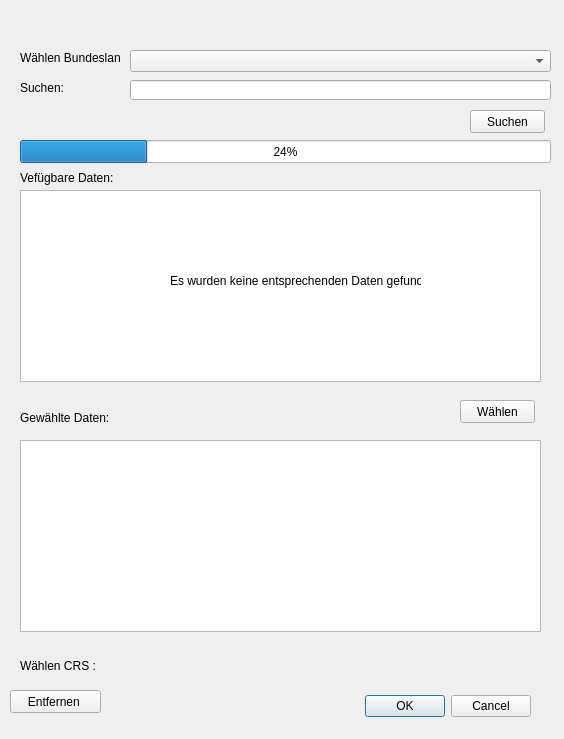
Before: the Qt Designer form geodatabase/Geodatabase_dialog_base.ui in tomreal180/QGIS-Geodatabase, drawn with Qt 5.
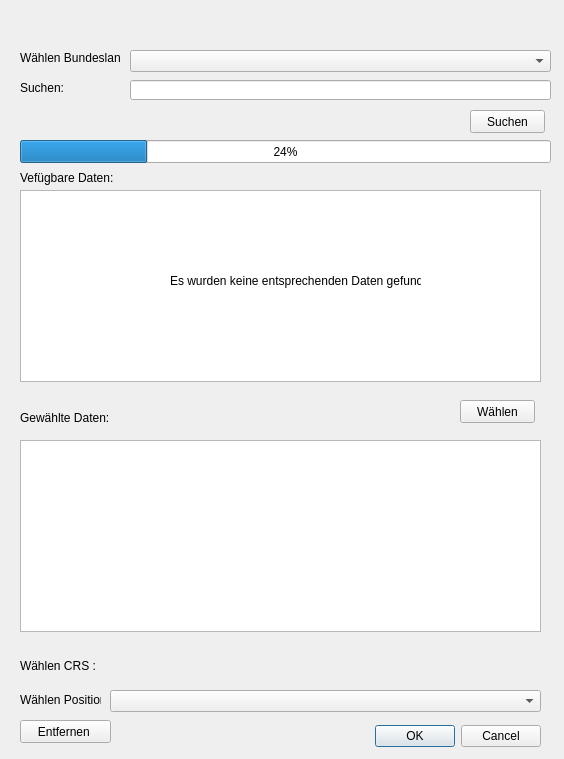
After: the same form once the commit is applied. Custom widgets are drawn as their Qt base class.

What changed in the file:
```diff
--- a/geodatabase/Geodatabase_dialog_base.ui
+++ b/geodatabase/Geodatabase_dialog_base.ui
@@ -7,7 +7,7 @@
     <x>0</x>
     <y>0</y>
     <width>564</width>
-    <height>739</height>
+    <height>759</height>
    </rect>
   </property>
   <property name="windowTitle">
@@ -16,8 +16,8 @@
   <widget class="QDialogButtonBox" name="button_box">
    <property name="geometry">
     <rect>
-     <x>190</x>
-     <y>690</y>
+     <x>200</x>
+     <y>720</y>
      <width>341</width>
      <height>32</height>
     </rect>
@@ -103,7 +103,7 @@
     <rect>
      <x>20</x>
      <y>170</y>
-     <width>181</width>
+     <width>521</width>
      <height>16</height>
     </rect>
    </property>
@@ -186,8 +186,8 @@
   <widget class="QPushButton" name="pushButton_3">
    <property name="geometry">
     <rect>
-     <x>10</x>
-     <y>690</y>
+     <x>20</x>
+     <y>720</y>
      <width>91</width>
      <height>23</height>
     </rect>
@@ -201,7 +201,7 @@
     <rect>
      <x>20</x>
      <y>410</y>
-     <width>201</width>
+     <width>431</width>
      <height>16</height>
     </rect>
    </property>
@@ -209,6 +209,29 @@
     <string>Gewählte Daten:</string>
    </property>
   </widget>
+  <widget class="QLabel" name="label_7">
+   <property name="geometry">
+    <rect>
+     <x>20</x>
+     <y>690</y>
+     <width>81</width>
+     <height>20</height>
+    </rect>
+   </property>
+   <property name="text">
+    <string>Wählen Position:</string>
+   </property>
+  </widget>
+  <widget class="QComboBox" name="comboBox_2">
+   <property name="geometry">
+    <rect>
+     <x>110</x>
+     <y>690</y>
+     <width>431</width>
+     <height>22</height>
+    </rect>
+   </property>
+  </widget>
  </widget>
  <customwidgets>
   <customwidget>
```
